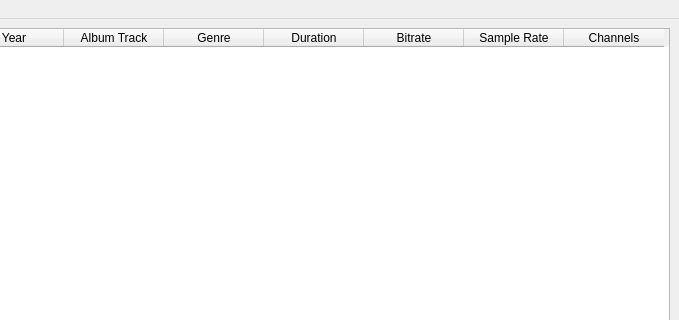
Above: mainwindow.ui from Bratski/MP3PlayerWifi before the change; both pictures show x 346 to 1025 and y 0 to 320 of the 1025 by 527 pixel window. Below: the same form after it.
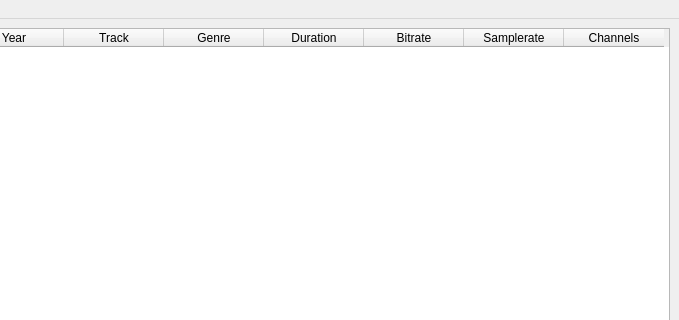
That is the form after the change. Icons and pictures are not drawn.

Diff of the .ui file:
```diff
--- a/mainwindow.ui
+++ b/mainwindow.ui
@@ -47,7 +47,7 @@
         </column>
         <column>
          <property name="text">
-          <string>Album Track</string>
+          <string>Track</string>
          </property>
         </column>
         <column>
@@ -67,7 +67,7 @@
         </column>
         <column>
          <property name="text">
-          <string>Sample Rate</string>
+          <string>Samplerate</string>
          </property>
         </column>
         <column>
```
